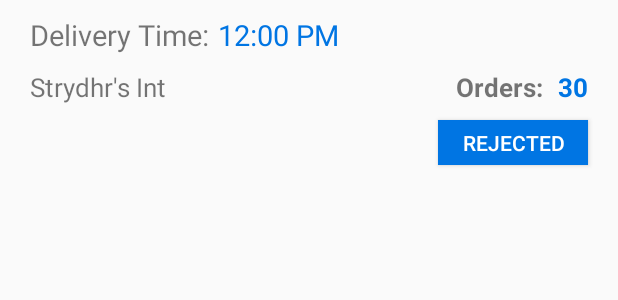
After one commit to strydhr/pasarclient, an Android app: the layout row_order_item.xml on its own in the app's theme, with its tools: preview values and no code run, on a phone screen of 412 x 824 dp. The commit adds this screen. Shown: the top 300 px of the screen. Run offline under Robolectric (Android 15) with nearby library versions, the phone set to English and light mode, and no system bars.

Commit message:
order adapter

```diff
--- a/app/src/main/java/com/strydhr/thepasar/Adapters/CartAdapter.kt
+++ b/app/src/main/java/com/strydhr/thepasar/Adapters/CartAdapter.kt
@@ -9,6 +9,7 @@ import androidx.recyclerview.widget.RecyclerView
 import com.strydhr.thepasar.Model.itemPurchasing
 import com.strydhr.thepasar.R
 
+// Need to add notification
 class CartAdapter(
     context: Context,
     var cartList: ArrayList<itemPurchasing>): RecyclerView.Adapter<CartAdapter.ViewHolder>(){
--- a/app/src/main/res/layout/fragment_home_main.xml
+++ b/app/src/main/res/layout/fragment_home_main.xml
@@ -7,7 +7,7 @@
     tools:context=".Controller.Fragments.HomeMain">
 
     <androidx.recyclerview.widget.RecyclerView
-        android:id="@+id/viewstore_recyclerview"
+        android:id="@+id/order_recyclerview"
         android:layout_width="match_parent"
         android:layout_height="match_parent"
         android:paddingLeft="10dp"
--- /dev/null
+++ b/app/src/main/res/layout/row_order_item.xml
@@ -0,0 +1,96 @@
+<?xml version="1.0" encoding="utf-8"?>
+<LinearLayout xmlns:android="http://schemas.android.com/apk/res/android"
+    android:layout_width="match_parent"
+    android:layout_height="wrap_content">
+
+
+    <RelativeLayout
+        android:layout_width="match_parent"
+        android:layout_height="match_parent"
+
+        >
+
+
+        <TextView
+            android:id="@+id/order_delivery"
+            android:layout_width="wrap_content"
+            android:layout_height="wrap_content"
+            android:text="Delivery Time:"
+            android:textSize="19dp"
+            android:layout_marginLeft="20dp"
+            android:layout_marginTop="10dp"/>
+
+        <TextView
+            android:id="@+id/order_delivery_time"
+            android:layout_width="wrap_content"
+            android:layout_height="wrap_content"
+            android:text="12:00 PM"
+            android:textColor="@color/blueBtn"
+            android:layout_toRightOf="@id/order_delivery"
+            android:textSize="19dp"
+            android:layout_marginLeft="5dp"
+            android:layout_marginTop="10dp"/>
+
+        <TextView
+            android:id="@+id/order_store_name"
+            android:layout_width="wrap_content"
+            android:layout_height="wrap_content"
+            android:text="Strydhr's Int"
+            android:textSize="17dp"
+            android:layout_below="@id/order_delivery"
+            android:layout_marginLeft="20dp"
+            android:layout_marginTop="10dp"/>
+
+        <TextView
+            android:id="@+id/order_count"
+            android:layout_width="wrap_content"
+            android:layout_height="wrap_content"
+            android:layout_marginLeft="0dp"
+            android:layout_marginTop="46dp"
+            android:layout_toLeftOf="@id/order_count_number"
+            android:text="Orders:"
+            android:textSize="17dp"
+
+            android:textStyle="bold" />
+        <TextView
+            android:id="@+id/order_count_number"
+            android:layout_width="30dp"
+            android:layout_height="wrap_content"
+            android:gravity="end"
+            android:layout_marginLeft="0dp"
+            android:layout_marginTop="46dp"
+            android:layout_marginRight="20dp"
+            android:text="30"
+            android:textColor="@color/blueBtn"
+            android:layout_alignParentRight="true"
+
+            android:textSize="17dp"
+
+            android:textStyle="bold" />
+
+        <Button
+            android:id="@+id/order_statusbtn"
+            android:layout_width="100dp"
+            android:layout_height="30dp"
+            android:layout_below="@id/order_count_number"
+            android:layout_alignParentRight="true"
+            android:layout_marginRight="20dp"
+            android:text="Rejected"
+            android:background="@color/blueBtn"
+            android:textColor="@color/white"
+            android:layout_marginTop="10dp"/>
+
+        <ImageView
+            android:id="@+id/order_status_icon"
+            android:layout_width="60dp"
+            android:layout_height="60dp"
+            android:layout_centerHorizontal="true"
+            android:layout_marginTop="73dp"
+            android:layout_marginBottom="10dp"/>
+
+
+
+    </RelativeLayout>
+
+
+</LinearLayout>
```
